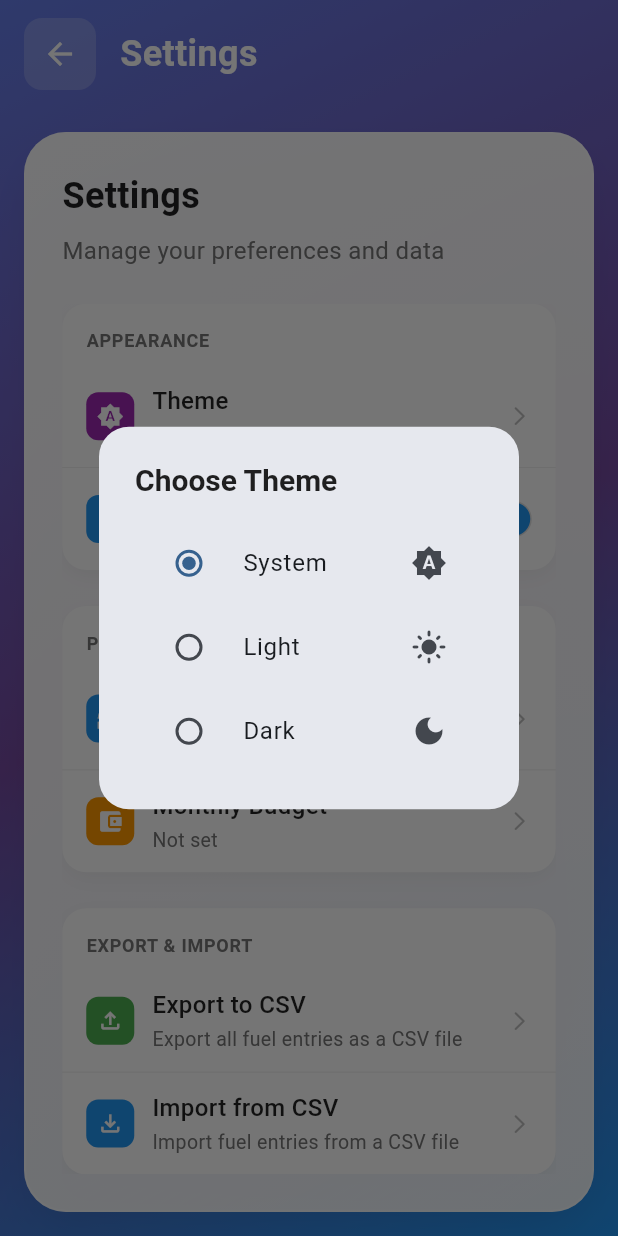
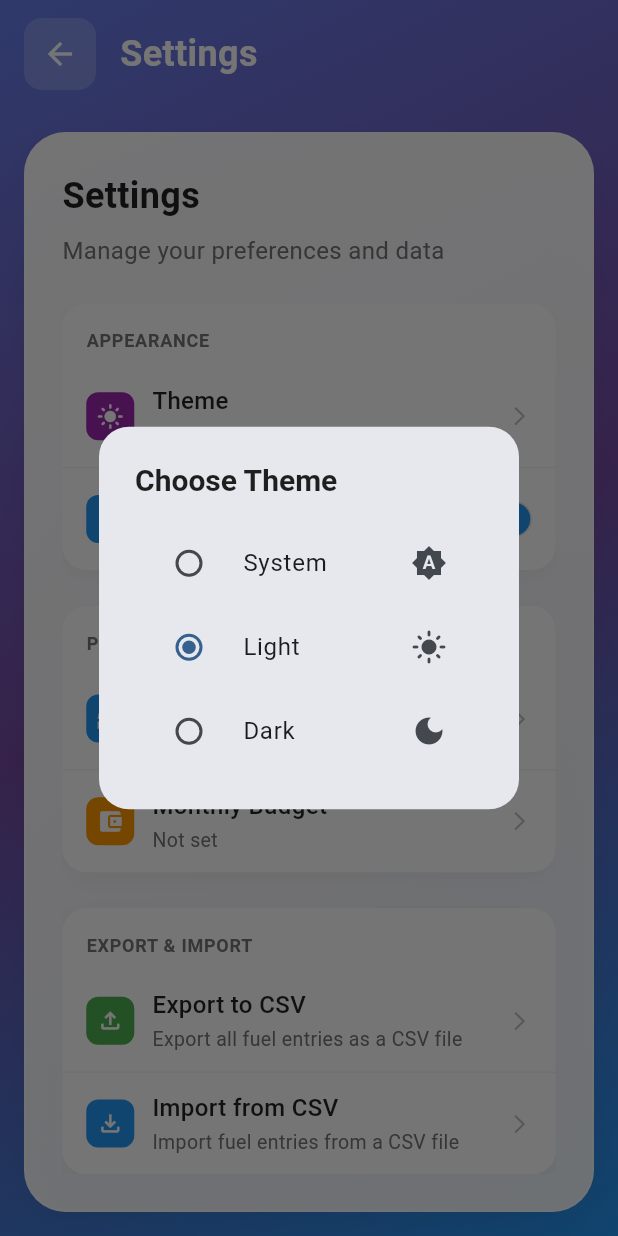
Before and after one commit to blackshadowsoftwareltd/fuel_cost, a Flutter app: the SettingsScreen screen opened directly, after a tap on "Theme", on a phone screen of 412 x 824 dp. Run offline on Flutter 3.47's test engine with Material 3 defaults, Android fonts, the phone set to English and light mode, and no system bars; our stand-ins replace file_picker, fl_chart, flutter_riverpod, google_sign_in, isar, riverpod_annotation and 2 more; missing offline and left inert: extension_google_sign_in_as_googleapis_auth, googleapis; accounts and stored records are empty; generated files the repository leaves out were written again.

Commit message:
fix: Update default theme mode to light and improve Google Sign-In error logging

```diff
--- a/lib/providers/theme_provider.dart
+++ b/lib/providers/theme_provider.dart
@@ -29,7 +29,7 @@ class ThemeState {
   final Color accentColor;
 
   ThemeState({
-    this.themeMode = ThemeMode.system,
+    this.themeMode = ThemeMode.light,
     this.accentColor = const Color(0xFF2196F3),
   });
 
--- a/lib/screens/settings_screen.dart
+++ b/lib/screens/settings_screen.dart
@@ -515,6 +515,7 @@ class _SettingsScreenState extends ConsumerState<SettingsScreen> {
           backgroundColor: Colors.green, behavior: SnackBarBehavior.floating, shape: RoundedRectangleBorder(borderRadius: BorderRadius.circular(8))));
       }
     } catch (e) {
+      debugPrint('Google Sign-In error: $e');
       if (mounted) ScaffoldMessenger.of(context).showSnackBar(SnackBar(content: Text('Google Sign-In failed: $e'), backgroundColor: Colors.red, behavior: SnackBarBehavior.floating));
     } finally {
       if (mounted) setState(() => _loadingAction = null);
--- a/lib/services/theme_service.dart
+++ b/lib/services/theme_service.dart
@@ -7,7 +7,7 @@ class ThemeService {
 
   static Future<ThemeMode> getThemeMode() async {
     final prefs = await SharedPreferences.getInstance();
-    final mode = prefs.getString(_themeModeKey) ?? 'system';
+    final mode = prefs.getString(_themeModeKey) ?? 'light';
     switch (mode) {
       case 'light':
         return ThemeMode.light;
```
Also changed, not shown: lib/services/drive_backup_service.dart (+7 -33 lines).
